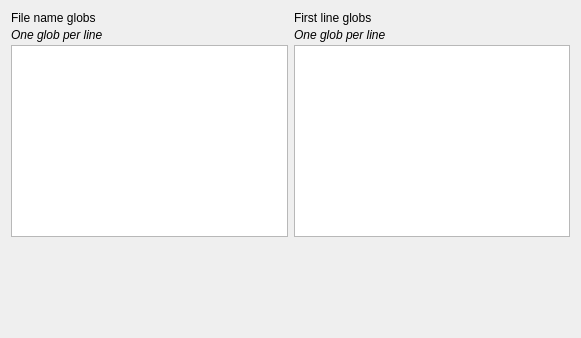
Old version of the form mks/ui/Associations.ui in the repository andreikop/enki.
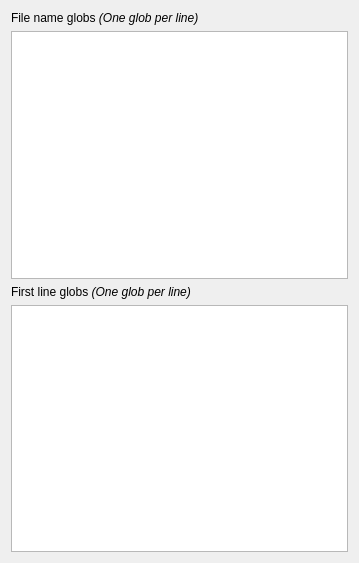
New version of the form.

```diff
--- a/mks/ui/Associations.ui
+++ b/mks/ui/Associations.ui
@@ -6,8 +6,8 @@
    <rect>
     <x>0</x>
     <y>0</y>
-    <width>581</width>
-    <height>338</height>
+    <width>359</width>
+    <height>563</height>
    </rect>
   </property>
   <property name="windowTitle">
@@ -15,71 +15,27 @@
   </property>
   <layout class="QVBoxLayout" name="verticalLayout">
    <item>
-    <layout class="QGridLayout" name="gridLayout">
-     <property name="verticalSpacing">
-      <number>3</number>
+    <widget class="QLabel" name="label">
+     <property name="text">
+      <string>File name globs &lt;i&gt;(One glob per line)&lt;/i&gt;</string>
      </property>
-     <item row="0" column="0">
-      <widget class="QLabel" name="label">
-       <property name="text">
-        <string>File name globs</string>
-       </property>
-       <property name="wordWrap">
-        <bool>true</bool>
-       </property>
-      </widget>
-     </item>
-     <item row="0" column="1">
-      <widget class="QLabel" name="label_2">
-       <property name="text">
-        <string>First line globs</string>
-       </property>
-      </widget>
-     </item>
-     <item row="2" column="0">
-      <widget class="QPlainTextEdit" name="pteFileNameGlobs"/>
-     </item>
-     <item row="2" column="1">
-      <widget class="QPlainTextEdit" name="pteFrstLineGlobs"/>
-     </item>
-     <item row="1" column="0">
-      <widget class="QLabel" name="label_3">
-       <property name="font">
-        <font>
-         <italic>true</italic>
-        </font>
-       </property>
-       <property name="text">
-        <string>One glob per line</string>
-       </property>
-      </widget>
-     </item>
-     <item row="1" column="1">
-      <widget class="QLabel" name="label_4">
-       <property name="font">
-        <font>
-         <italic>true</italic>
-        </font>
-       </property>
-       <property name="text">
-        <string>One glob per line</string>
-       </property>
-      </widget>
-     </item>
-    </layout>
+     <property name="wordWrap">
+      <bool>true</bool>
+     </property>
+    </widget>
    </item>
    <item>
-    <spacer name="verticalSpacer">
-     <property name="orientation">
-      <enum>Qt::Vertical</enum>
+    <widget class="QPlainTextEdit" name="pteFileNameGlobs"/>
+   </item>
+   <item>
+    <widget class="QLabel" name="label_2">
+     <property name="text">
+      <string>First line globs &lt;i&gt;(One glob per line)&lt;/i&gt;</string>
      </property>
-     <property name="sizeHint" stdset="0">
-      <size>
-       <width>20</width>
-       <height>77</height>
-      </size>
-     </property>
-    </spacer>
+    </widget>
+   </item>
+   <item>
+    <widget class="QPlainTextEdit" name="pteFrstLineGlobs"/>
    </item>
   </layout>
  </widget>
```
